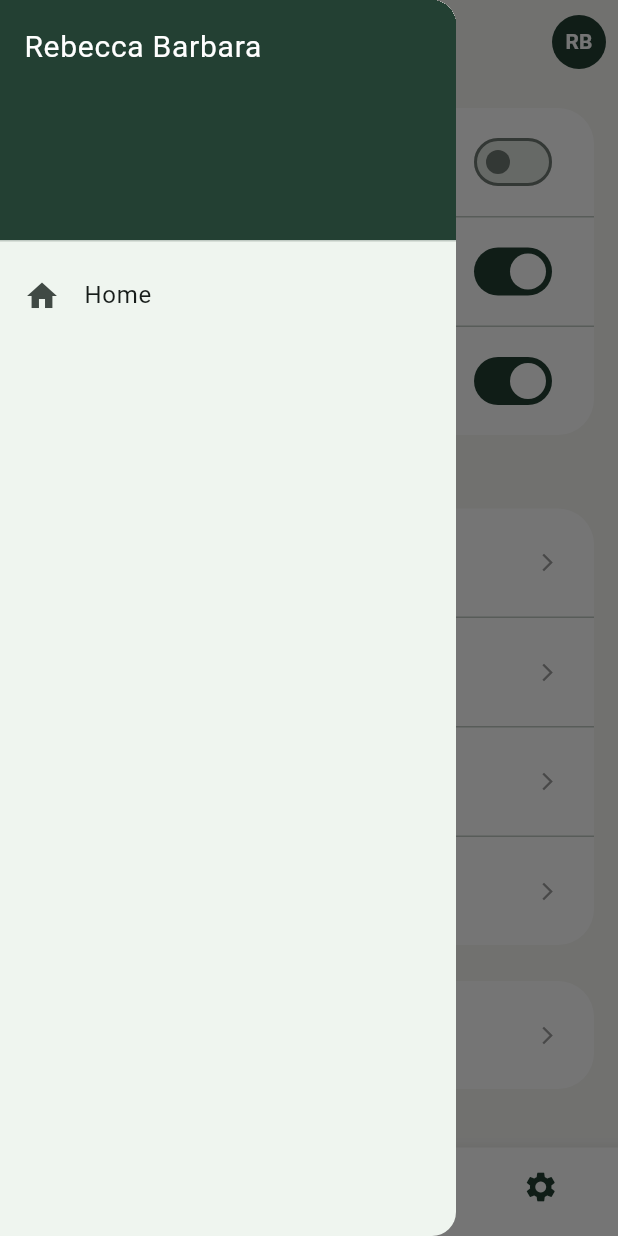
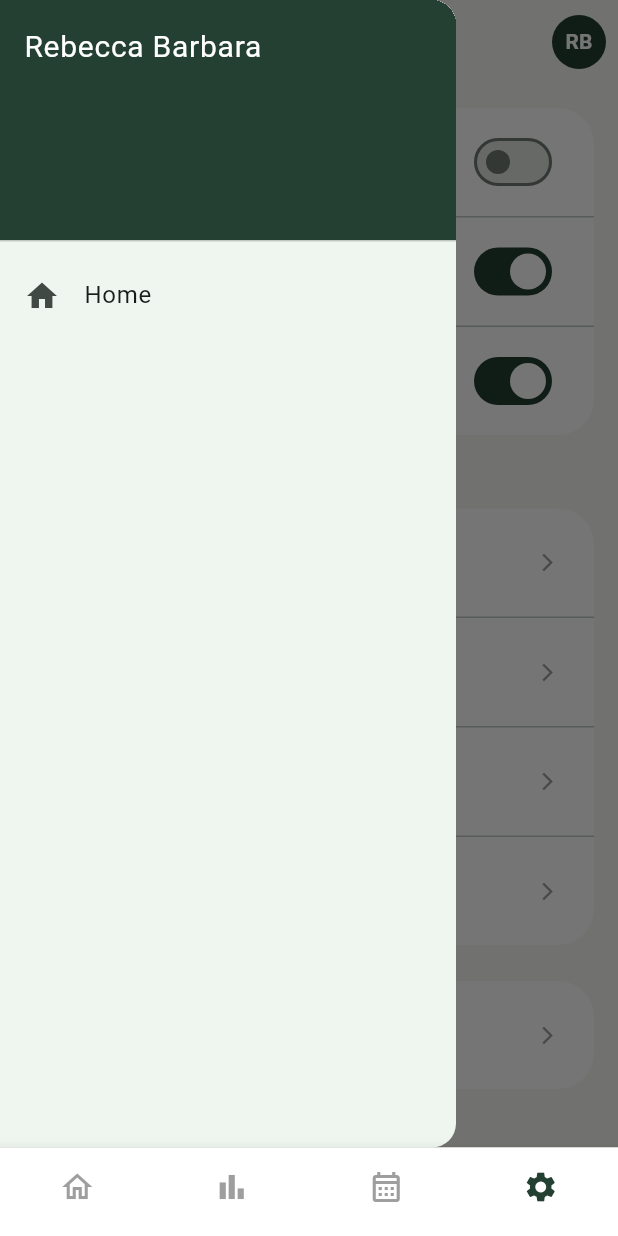
Before and after one commit to mostafaelwazzany/flutter-task-5-Nti, a Flutter app: the screen it shows after launch, item 4 of the bottom bar chosen, in the side drawer, after a tap on the "menu" icon, on a phone screen of 412 x 824 dp. Run offline on Flutter 3.47's test engine with Material 3 defaults, Android fonts, the phone set to English and light mode, and no system bars; network calls fail.

Commit message:
feat: Implement main navigation screen with bottom navigation bar

```diff
--- a/lib/features/settings/presentation/screens/setting_screen.dart
+++ b/lib/features/settings/presentation/screens/setting_screen.dart
@@ -9,9 +9,6 @@ class SettingScreen extends StatefulWidget {
 }
 
 class _SettingScreenState extends State<SettingScreen> {
-  int _currentIndex = 3;
-  final PageController _pageController = PageController(initialPage: 3);
-
   @override
   Widget build(BuildContext context) {
     return Scaffold(
@@ -83,65 +80,7 @@ class _SettingScreenState extends State<SettingScreen> {
           ],
         ),
       ),
-      body: PageView(
-        controller: _pageController,
-        onPageChanged: (index) {
-          setState(() {
-            _currentIndex = index;
-          });
-        },
-        children: [
-          const Center(child: Text('Home Screen', style: TextStyle(fontSize: 24))),
-          const Center(
-            child: Text('Statistics Screen', style: TextStyle(fontSize: 24)),
-          ),
-          const Center(
-            child: Text('Calendar Screen', style: TextStyle(fontSize: 24)),
-          ),
-          _buildSettingsTab(),
-        ],
-      ),
-      bottomNavigationBar: BottomNavigationBar(
-        currentIndex: _currentIndex,
-        type: BottomNavigationBarType.fixed,
-        backgroundColor: Colors.white,
-        selectedItemColor: AppColors.primaryGreen,
-        unselectedItemColor: Colors.grey,
-        showSelectedLabels: false,
-        showUnselectedLabels: false,
-        onTap: (index) {
-          setState(() {
-            _currentIndex = index;
-            _pageController.animateToPage(
-              index,
-              duration: const Duration(milliseconds: 300),
-              curve: Curves.easeInOut,
-            );
-          });
-        },
-        items: const [
-          BottomNavigationBarItem(
-            icon: Icon(Icons.home_outlined),
-            activeIcon: Icon(Icons.home),
-            label: '',
-          ),
-          BottomNavigationBarItem(
-            icon: Icon(Icons.bar_chart_outlined),
-            activeIcon: Icon(Icons.bar_chart),
-            label: '',
-          ),
-          BottomNavigationBarItem(
-            icon: Icon(Icons.calendar_month_outlined),
-            activeIcon: Icon(Icons.calendar_month),
-            label: '',
-          ),
-          BottomNavigationBarItem(
-            icon: Icon(Icons.settings_outlined),
-            activeIcon: Icon(Icons.settings),
-            label: '',
-          ),
-        ],
-      ),
+      body: _buildSettingsTab(),
     );
   }
 
--- a/lib/main.dart
+++ b/lib/main.dart
@@ -1,11 +1,8 @@
 import 'package:flutter/material.dart';
 import 'package:flutter_application_1/core/theme/app_theme.dart';
-import 'package:flutter_application_1/features/analytics/presentation/screens/energy_screen.dart';
 import 'package:flutter_application_1/features/auth/presentation/screens/sign_in_screen.dart';
-import 'package:flutter_application_1/features/home/presentation/screens/device_screen.dart';
 import 'package:flutter_application_1/features/menu/presentation/screens/menu_screen.dart';
-import 'package:flutter_application_1/features/settings/presentation/screens/setting_screen.dart';
-import 'package:flutter_application_1/features/smart_home/presentation/screens/smart_screen.dart';
+import 'package:flutter_application_1/shared/screens/main_navigation_screen.dart';
 import 'package:flutter_application_1/shared/screens/placeholder_screen.dart';
 
 void main() {
@@ -21,13 +18,13 @@ class MyApp extends StatelessWidget {
     return MaterialApp(
       debugShowCheckedModeBanner: false,
       theme: AppTheme.lightTheme,
-      home: const SettingScreen(),
+      home: const MainNavigationScreen(),
       routes: {
-        '/home': (_) => const DeviceScreen(),
+        '/home': (_) => const MainNavigationScreen(initialPage: 0),
         '/login': (_) => const SignInScreen(),
-        '/settings': (_) => const SettingScreen(),
-        '/statistics': (_) => const EnergyScreen(),
-        '/smart': (_) => const SmartScreen(),
+        '/settings': (_) => const MainNavigationScreen(initialPage: 3),
+        '/statistics': (_) => const MainNavigationScreen(initialPage: 1),
+        '/smart': (_) => const MainNavigationScreen(initialPage: 0),
         '/menu': (_) => const MenuScreen(),
         '/register': (_) => const PlaceholderScreen(title: 'Register'),
         '/profile': (_) => const PlaceholderScreen(title: 'Profile'),
--- /dev/null
+++ b/lib/shared/screens/main_navigation_screen.dart
@@ -0,0 +1,93 @@
+import 'package:flutter/material.dart';
+import 'package:flutter_application_1/core/constants/app_colors.dart';
+import 'package:flutter_application_1/features/analytics/presentation/screens/energy_screen.dart';
+import 'package:flutter_application_1/features/home/presentation/screens/device_screen.dart';
+import 'package:flutter_application_1/features/settings/presentation/screens/setting_screen.dart';
+import 'package:flutter_application_1/shared/screens/placeholder_screen.dart';
+
+class MainNavigationScreen extends StatefulWidget {
+  const MainNavigationScreen({super.key, this.initialPage = 0});
+
+  final int initialPage;
+
+  @override
+  State<MainNavigationScreen> createState() => _MainNavigationScreenState();
+}
+
+class _MainNavigationScreenState extends State<MainNavigationScreen> {
+  late final PageController _pageController;
+  late int _currentIndex;
+
+  final List<Widget> _pages = const [
+    DeviceScreen(),
+    EnergyScreen(),
+    PlaceholderScreen(title: 'Schedule'),
+    SettingScreen(),
+  ];
+
+  @override
+  void initState() {
+    super.initState();
+    _currentIndex = widget.initialPage;
+    _pageController = PageController(initialPage: widget.initialPage);
+  }
+
+  @override
+  void dispose() {
+    _pageController.dispose();
+    super.dispose();
+  }
+
+  @override
+  Widget build(BuildContext context) {
+    return Scaffold(
+      body: PageView(
+        controller: _pageController,
+        onPageChanged: (index) {
+          setState(() {
+            _currentIndex = index;
+          });
+        },
+        children: _pages,
+      ),
+      bottomNavigationBar: BottomNavigationBar(
+        currentIndex: _currentIndex,
+        type: BottomNavigationBarType.fixed,
+        backgroundColor: Colors.white,
+        selectedItemColor: AppColors.primaryGreen,
+        unselectedItemColor: Colors.grey,
+        showSelectedLabels: false,
+        showUnselectedLabels: false,
+        onTap: (index) {
+          _pageController.animateToPage(
+            index,
+            duration: const Duration(milliseconds: 300),
+            curve: Curves.easeInOut,
+          );
+        },
+        items: const [
+          BottomNavigationBarItem(
+            icon: Icon(Icons.home_outlined),
+            activeIcon: Icon(Icons.home),
+            label: '',
+          ),
+          BottomNavigationBarItem(
+            icon: Icon(Icons.bar_chart_outlined),
+            activeIcon: Icon(Icons.bar_chart),
+            label: '',
+          ),
+          BottomNavigationBarItem(
+            icon: Icon(Icons.calendar_month_outlined),
+            activeIcon: Icon(Icons.calendar_month),
+            label: '',
+          ),
+          BottomNavigationBarItem(
+            icon: Icon(Icons.settings_outlined),
+            activeIcon: Icon(Icons.settings),
+            label: '',
+          ),
+        ],
+      ),
+    );
+  }
+}
```
Also changed, not shown: lib/features/analytics/presentation/screens/energy_screen.dart (+0 -31 lines), lib/features/home/presentation/screens/device_screen.dart (+1 -64 lines).
